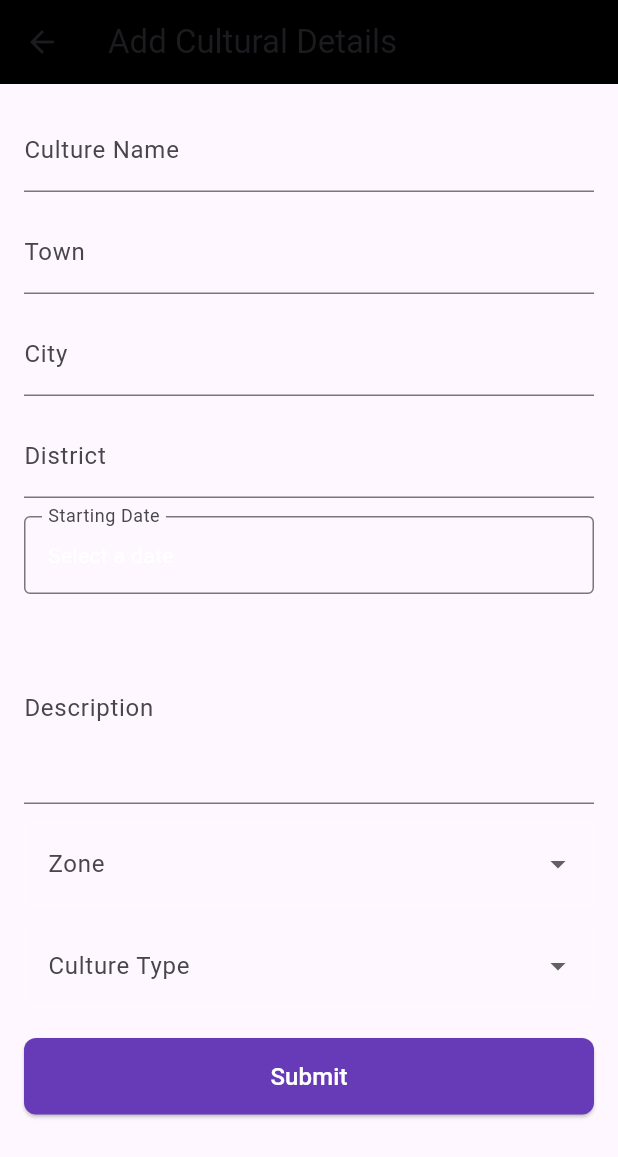
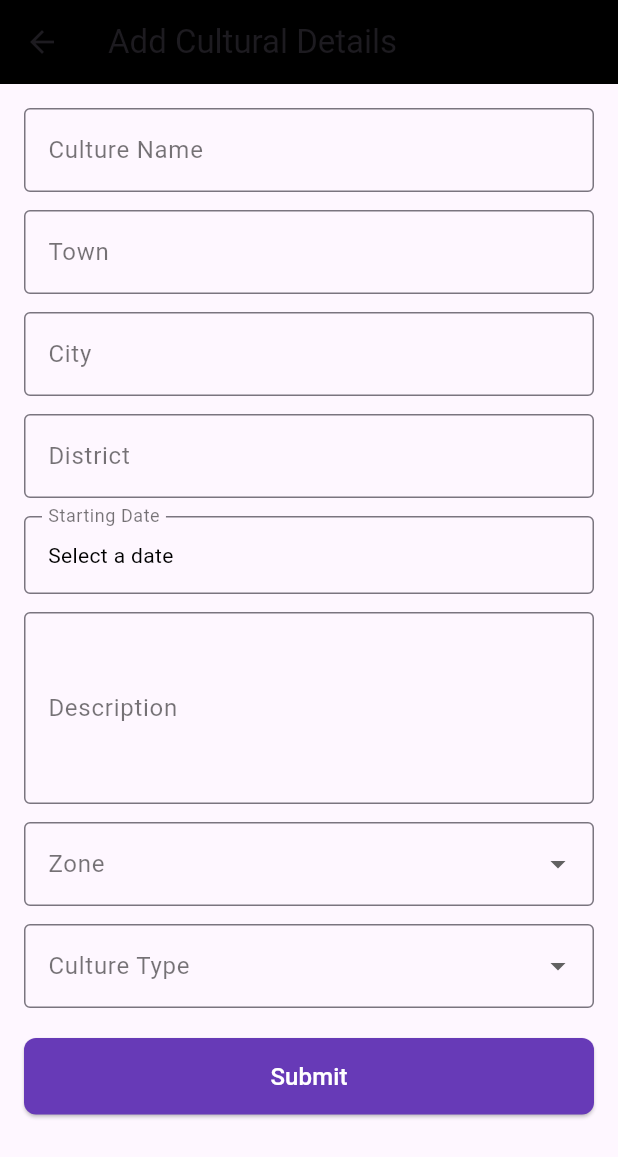
Before and after one commit to AdvayaHackathon/24.Tech_Titans, a Flutter app: the CultureFormPage screen opened directly, on a phone screen of 412 x 824 dp. Shown: the top 1157 px of the screen. Run offline on Flutter 3.47's test engine with Material 3 defaults, Android fonts, the phone set to English and light mode, and no system bars; our stand-ins replace carousel_slider, cloud_firestore, firebase_auth, firebase_core, geolocator, google_maps_flutter and 1 more; accounts and stored records are empty.

Commit message:
Commit 11 by Amit

```diff
--- a/app/lib/pages/components/add_Culture.dart
+++ b/app/lib/pages/components/add_Culture.dart
@@ -117,6 +117,14 @@ class _CultureFormPageState extends State<CultureFormPage> {
     }
   }
 
+  InputDecoration _inputDecoration(String label) {
+    return InputDecoration(
+      labelText: label,
+      labelStyle: const TextStyle(color: Colors.black54),
+      border: const OutlineInputBorder(),
+    );
+  }
+
   @override
   Widget build(BuildContext context) {
     return Scaffold(
@@ -132,41 +140,42 @@ class _CultureFormPageState extends State<CultureFormPage> {
             children: [
               TextFormField(
                 controller: _nameController,
-                decoration: const InputDecoration(labelText: 'Culture Name'),
+                decoration: _inputDecoration('Culture Name'),
+                style: const TextStyle(color: Colors.black),
                 validator:
                     (value) => value!.isEmpty ? 'Enter culture name' : null,
               ),
               const SizedBox(height: 12),
               TextFormField(
                 controller: _townController,
-                decoration: const InputDecoration(labelText: 'Town'),
+                decoration: _inputDecoration('Town'),
+                style: const TextStyle(color: Colors.black),
                 validator: (value) => value!.isEmpty ? 'Enter town' : null,
               ),
               const SizedBox(height: 12),
               TextFormField(
                 controller: _cityController,
-                decoration: const InputDecoration(labelText: 'City'),
+                decoration: _inputDecoration('City'),
+                style: const TextStyle(color: Colors.black),
                 validator: (value) => value!.isEmpty ? 'Enter city' : null,
               ),
               const SizedBox(height: 12),
               TextFormField(
                 controller: _districtController,
-                decoration: const InputDecoration(labelText: 'District'),
+                decoration: _inputDecoration('District'),
+                style: const TextStyle(color: Colors.black),
                 validator: (value) => value!.isEmpty ? 'Enter district' : null,
               ),
               const SizedBox(height: 12),
               InkWell(
                 onTap: _pickDate,
                 child: InputDecorator(
-                  decoration: const InputDecoration(
-                    labelText: 'Starting Date',
-                    border: OutlineInputBorder(),
-                  ),
+                  decoration: _inputDecoration('Starting Date'),
                   child: Text(
                     _selectedDate != null
                         ? '${_selectedDate!.day}-${_selectedDate!.month}-${_selectedDate!.year}'
                         : 'Select a date',
-                    style: const TextStyle(color: Colors.white),
+                    style: const TextStyle(color: Colors.black),
                   ),
                 ),
               ),
@@ -174,7 +183,8 @@ class _CultureFormPageState extends State<CultureFormPage> {
               TextFormField(
                 controller: _descriptionController,
                 maxLines: 4,
-                decoration: const InputDecoration(labelText: 'Description'),
+                decoration: _inputDecoration('Description'),
+                style: const TextStyle(color: Colors.black),
                 validator:
                     (value) => value!.isEmpty ? 'Enter description' : null,
               ),
@@ -188,18 +198,9 @@ class _CultureFormPageState extends State<CultureFormPage> {
                               DropdownMenuItem(value: zone, child: Text(zone)),
                         )
                         .toList(),
-                decoration: const InputDecoration(
-                  labelText: 'Zone',
-                  enabledBorder: OutlineInputBorder(
-                    borderSide: BorderSide(color: Colors.white24),
-                  ),
-                  focusedBorder: OutlineInputBorder(
-                    borderSide: BorderSide(color: Colors.white),
-                  ),
-                  border: OutlineInputBorder(),
-                ),
-                dropdownColor: Colors.black,
-                style: const TextStyle(color: Colors.white),
+                decoration: _inputDecoration('Zone'),
+                dropdownColor: Colors.white,
+                style: const TextStyle(color: Colors.black),
                 onChanged: (value) => setState(() => _selectedZone = value),
                 validator: (value) => value == null ? 'Select a zone' : null,
               ),
@@ -213,18 +214,9 @@ class _CultureFormPageState extends State<CultureFormPage> {
                               DropdownMenuItem(value: type, child: Text(type)),
                         )
                         .toList(),
-                decoration: const InputDecoration(
-                  labelText: 'Culture Type',
-                  enabledBorder: OutlineInputBorder(
-                    borderSide: BorderSide(color: Colors.white24),
-                  ),
-                  focusedBorder: OutlineInputBorder(
-                    borderSide: BorderSide(color: Colors.white),
-                  ),
-                  border: OutlineInputBorder(),
-                ),
-                dropdownColor: Colors.black,
-                style: const TextStyle(color: Colors.white),
+                decoration: _inputDecoration('Culture Type'),
+                dropdownColor: Colors.white,
+                style: const TextStyle(color: Colors.black),
                 onChanged:
                     (value) => setState(() => _selectedCultureType = value),
                 validator:
```
Also changed, not shown: app/lib/pages/components/add_Tourism.dart (+13 -26 lines), app/lib/pages/culturehome.dart (+39 -0 lines).
